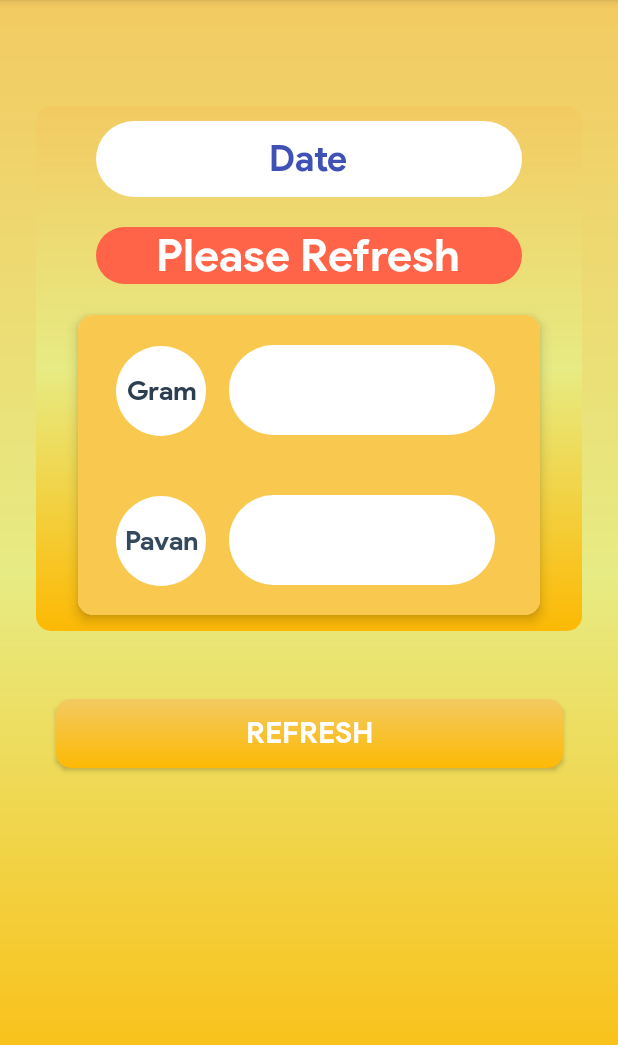
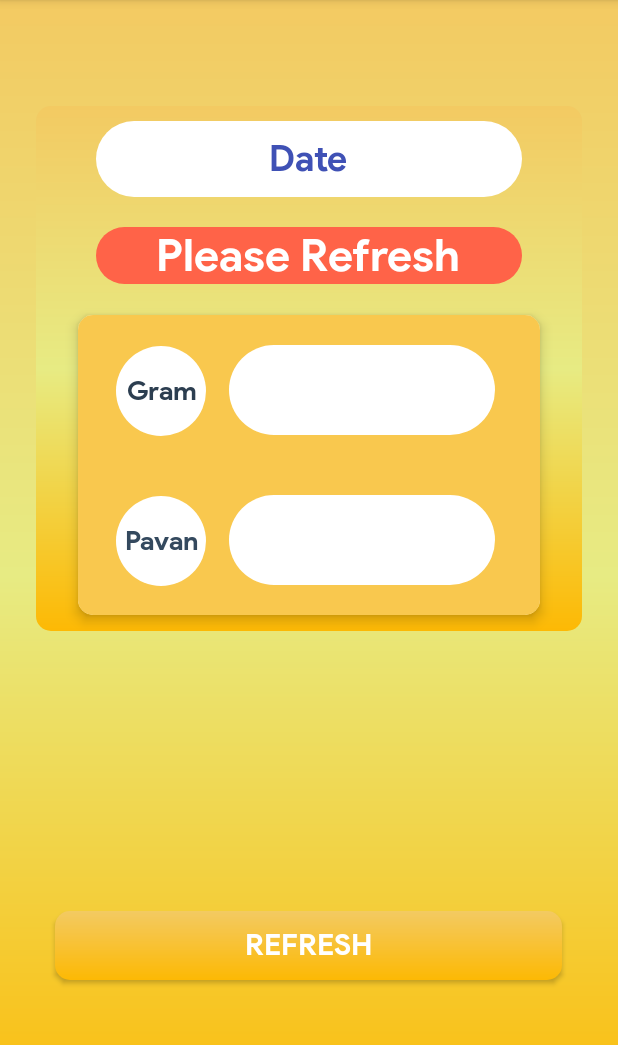
Before and after one commit to preveenraj/GoldRate-Deprecated-, an Android app: the screen it shows after launch (MainActivity), on a phone screen of 412 x 824 dp, the part 84-1129 px from its top. Run offline under Robolectric (Android 15) with nearby library versions, the phone set to English and light mode, and no system bars; libraries missing offline, so code that uses them is left out: com.facebook.ads; 4 statements that could not run were skipped.

Commit message:
moved refresh button to the bottom

```diff
--- a/app/build.gradle
+++ b/app/build.gradle
@@ -7,8 +7,8 @@ android {
         applicationId "com.techrush.goldrate"
         minSdkVersion 15
         targetSdkVersion 29
-        versionCode 20
-        versionName "1.2.8"
+        versionCode 21
+        versionName "1.2.9"
         testInstrumentationRunner "androidx.test.runner.AndroidJUnitRunner"
     }
     buildTypes {
--- a/app/src/main/res/layout/activity_main.xml
+++ b/app/src/main/res/layout/activity_main.xml
@@ -207,6 +207,7 @@
                 </androidx.cardview.widget.CardView>
             </LinearLayout>
 
+
             <Button
                 android:id="@+id/refresh"
                 android:layout_width="338dp"
@@ -215,19 +216,20 @@
                 android:layout_alignParentLeft="true"
                 android:layout_marginStart="24dp"
                 android:layout_marginLeft="24dp"
-                android:layout_marginTop="24dp"
+                android:layout_marginTop="120dp"
                 android:layout_marginEnd="24dp"
                 android:layout_marginRight="24dp"
                 android:background="@drawable/refresh_button_bg"
+                android:fontFamily="@font/product_sans_bold"
                 android:onClick="OnClick"
                 android:text="Refresh"
-                android:fontFamily="@font/product_sans_bold"
                 android:textColor="@android:color/background_light"
                 android:textSize="20sp"
+                app:layout_constraintBottom_toTopOf="@+id/banner_container"
                 app:layout_constraintEnd_toEndOf="parent"
+                app:layout_constraintHorizontal_bias="0.48"
                 app:layout_constraintStart_toStartOf="parent"
                 app:layout_constraintTop_toBottomOf="@+id/everything_container" />
-
 
             <LinearLayout
                 android:id="@+id/banner_container"
--- a/build.gradle
+++ b/build.gradle
@@ -7,7 +7,7 @@ buildscript {
 
     }
     dependencies {
-        classpath 'com.android.tools.build:gradle:3.4.2'
+        classpath 'com.android.tools.build:gradle:3.6.3'
 
         // NOTE: Do not place your application dependencies here; they belong
         // in the individual module build.gradle files
```
Also changed, not shown: gradle/wrapper/gradle-wrapper.properties, 1 other file.
